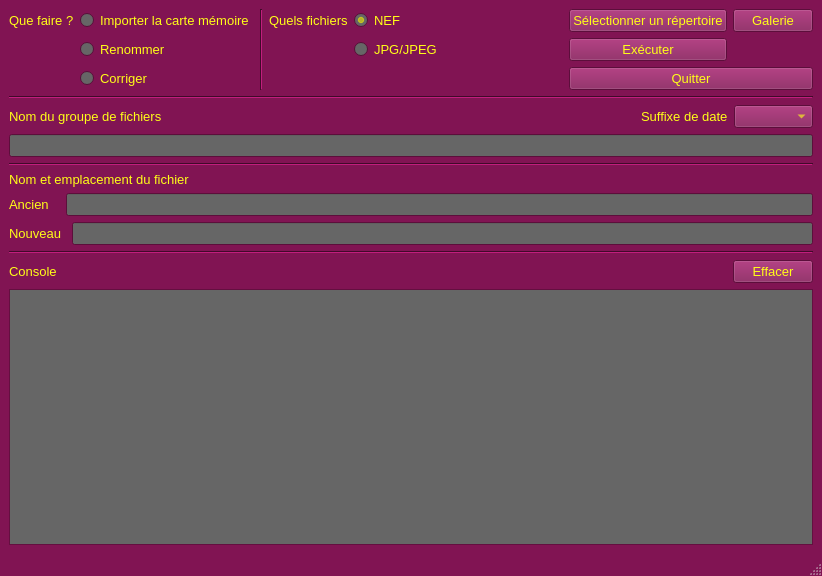
Above: interface.ui from ca-pos/renommage_photos_ui before the change. Below: the same form after it.
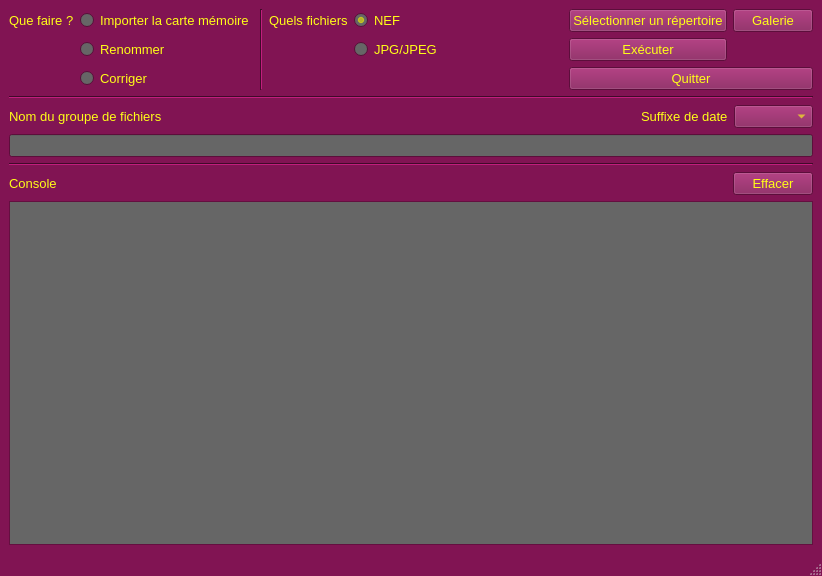
That is the form after the change.

What changed in the file:
```diff
--- a/interface.ui
+++ b/interface.ui
@@ -589,8 +589,8 @@
      </disabled>
     </palette>
    </property>
-   <layout class="QVBoxLayout" name="verticalLayout_2">
-    <item>
+   <layout class="QGridLayout" name="gridLayout_2">
+    <item row="0" column="0">
      <layout class="QGridLayout" name="gridLayout">
       <item row="0" column="0">
        <widget class="QLabel" name="lbl_tache">
@@ -751,7 +751,7 @@
       </item>
      </layout>
     </item>
-    <item>
+    <item row="1" column="0">
      <layout class="QVBoxLayout" name="verticalLayout">
       <item>
        <layout class="QHBoxLayout" name="horizontalLayout">
@@ -802,66 +802,14 @@
       </item>
      </layout>
     </item>
-    <item>
-     <widget class="Line" name="line_3">
-      <property name="orientation">
-       <enum>Qt::Orientation::Horizontal</enum>
-      </property>
-     </widget>
-    </item>
-    <item>
-     <layout class="QGridLayout" name="gridLayout_2">
-      <item row="0" column="0" colspan="3">
-       <widget class="QLabel" name="lbl_old_new_names">
-        <property name="text">
-         <string>Nom et emplacement du fichier</string>
-        </property>
-       </widget>
-      </item>
-      <item row="1" column="0" alignment="Qt::AlignmentFlag::AlignRight">
-       <widget class="QLabel" name="lbl_old_name">
-        <property name="text">
-         <string>Ancien   </string>
-        </property>
-        <property name="buddy">
-         <cstring>txt_old_name</cstring>
-        </property>
-       </widget>
-      </item>
-      <item row="1" column="1" colspan="2">
-       <widget class="QLineEdit" name="txt_old_name">
-        <property name="readOnly">
-         <bool>true</bool>
-        </property>
-       </widget>
-      </item>
-      <item row="2" column="0" colspan="2">
-       <widget class="QLabel" name="lbl_new_name">
-        <property name="text">
-         <string>Nouveau</string>
-        </property>
-        <property name="buddy">
-         <cstring>txt_new_name</cstring>
-        </property>
-       </widget>
-      </item>
-      <item row="2" column="2">
-       <widget class="QLineEdit" name="txt_new_name">
-        <property name="readOnly">
-         <bool>true</bool>
-        </property>
-       </widget>
-      </item>
-     </layout>
-    </item>
-    <item>
+    <item row="2" column="0">
      <widget class="Line" name="line_4">
       <property name="orientation">
        <enum>Qt::Orientation::Horizontal</enum>
       </property>
      </widget>
     </item>
-    <item>
+    <item row="3" column="0">
      <layout class="QGridLayout" name="gridLayout_3">
       <item row="0" column="0">
        <widget class="QLabel" name="lbl_list_of_files">
```
